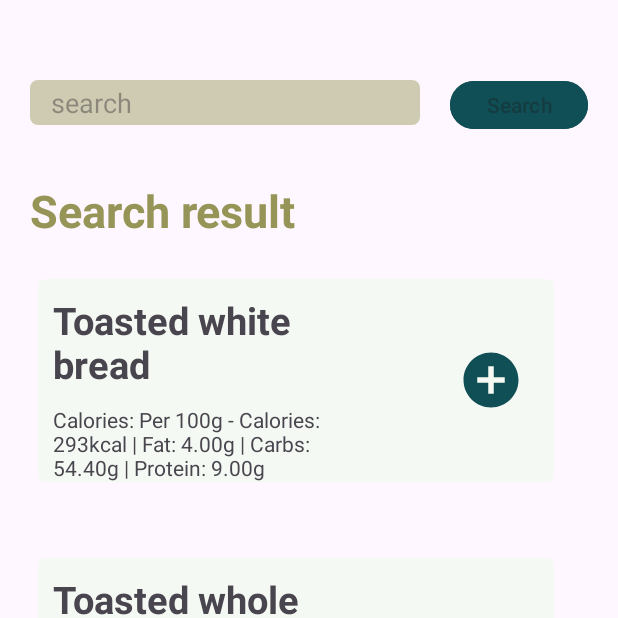
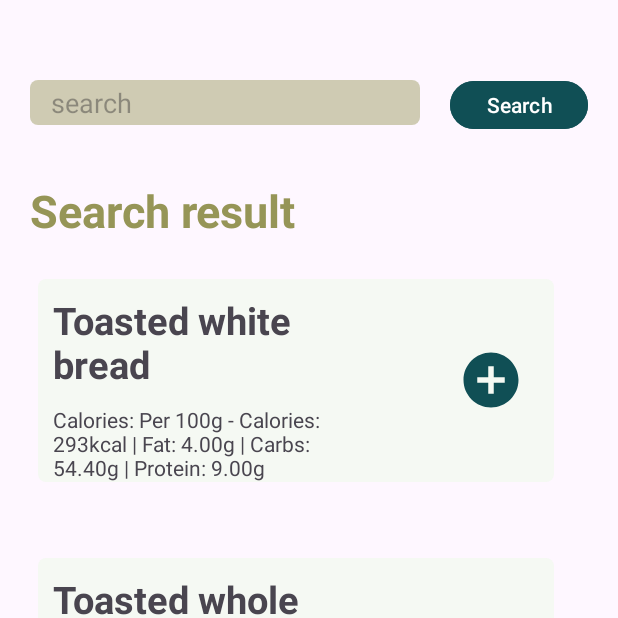
Before and after one commit to quin-baebler/FoodHub, an Android app: the fragment AddFood placed in its activity, on a phone screen of 412 x 824 dp, the top half of it. Run offline under Robolectric (Android 15) with nearby library versions, the phone set to English and light mode, and no system bars; our stand-ins replace Volley; network calls fail.

```diff
--- a/app/src/main/java/edu/uw/ischool/xyou/foodhub/logger/LoggerFragment.kt
+++ b/app/src/main/java/edu/uw/ischool/xyou/foodhub/logger/LoggerFragment.kt
@@ -37,7 +37,10 @@ private const val ARG_PARAM2 = "param2"
  * create an instance of this fragment.
  */
 class LoggerFragment : Fragment() {
-    private val BASE_URL = "https://foodhub-backend.azurewebsites.net/api"
+    private val BASE_URL = "https://foodhub-backend.azurewebsites.net/api/"
+
+    private var logInfo : Logger = Logger("", 0, listOf(), listOf())
+    private val viewLog = ViewLog()
 
     override fun onCreate(savedInstanceState: Bundle?) {
         super.onCreate(savedInstanceState)
@@ -59,23 +62,20 @@ class LoggerFragment : Fragment() {
     private fun setUpCards(view: View) {
         lifecycleScope.launch {
             try {
-                val logInfo = fetchLoggerData()
+                logInfo = fetchLoggerData()
                 Log.i("PLS", logInfo.toString())
-            } catch (e: Exception) {
-                Log.e("ERROR", "Failed to fetch data", e)
-            }
+
+                val calPerMeal = logInfo.mealInfo
+                val calories = arrayOf(R.id.breakfast_cal, R.id.lunch_cal, R.id.snack_cal, R.id.dinner_cal)
+
+                for (i in calories.indices) {
+                    val mealCal = view.findViewById<TextView>(calories[i])
+                    mealCal.text = "Total calories: ${calPerMeal.get(i)?.mealCal} cal"
                 }
 
                 // there has to be a better way to do this
-        val meal = arrayOf("breakfast", "lunch", "dinner", "snack")
-        val calories = arrayOf(R.id.breakfast_cal, R.id.lunch_cal, R.id.snack_cal, R.id.dinner_cal)
                 val btns = arrayOf(R.id.breakfast_btn, R.id.lunch_btn, R.id.snack_btn, R.id.dinner_btn)
                 val cards = arrayOf(R.id.breakfast_card, R.id.lunch_card, R.id.snack_card, R.id.dinner_card)
-
-        for (i in calories.indices) {
-            val mealCal = view.findViewById<TextView>(calories[i])
-
-        }
 
                 for (btn in btns.indices) {
                     val addBtn = view.findViewById<android.widget.Button>(btns[btn])
@@ -84,17 +84,29 @@ class LoggerFragment : Fragment() {
                     }
                 }
 
-        for (i in cards.indices) {
-            val card = view.findViewById<LinearLayout>(cards[i])
+                val meal = arrayOf("breakfast", "lunch", "dinner", "snack")
+                val bundle = Bundle()
+                for (j in cards.indices) {
+                    bundle.putString("meal", meal[j])
+                    bundle.putString("mealInfo", logInfo.mealInfo[j].toString())
+
+                    Log.i("ALMOST", "test param: ${meal[j]} and info: ${logInfo.mealInfo[j]}")
+
+                    val card = view.findViewById<LinearLayout>(cards[j])
                     card.setOnClickListener {
+                        viewLog.arguments = bundle
                         activity?.supportFragmentManager?.beginTransaction()?.replace(R.id.container, ViewLog())?.commit()
+                    }
+                }
+            } catch (e: Exception) {
+                Log.e("ERROR", "Failed to fetch data", e)
             }
         }
 
     }
 
     private suspend fun fetchLoggerData(): Logger {
-        val url = "${BASE_URL}logger?username=janedoe"
+        val url = "${BASE_URL}logger?username=alicesmith"
         val completableDeferred = CompletableDeferred<Logger>()
 
         val request = JsonObjectRequest(
--- a/app/src/main/java/edu/uw/ischool/xyou/foodhub/logger/ViewLog.kt
+++ b/app/src/main/java/edu/uw/ischool/xyou/foodhub/logger/ViewLog.kt
@@ -51,6 +51,11 @@ class ViewLog: Fragment() {
     override fun onViewCreated(view: View, savedInstanceState: Bundle?) {
         super.onViewCreated(view, savedInstanceState)
 
+        val mealName = arguments?.getString("meal")
+        val info = arguments?.getString("mealInfo")
+
+        Log.i("ALMOST", "test param: ${mealName} and info: ${info}")
+
         val itemsView = view.findViewById<ListView>(R.id.logged_items)
 
         val breakfast = listOf<ArrayList<String>>(arrayListOf("egg", "10"), arrayListOf("mushroom", "30"), arrayListOf("chicken", "195"))
--- a/app/src/main/res/layout/fragment_add_food.xml
+++ b/app/src/main/res/layout/fragment_add_food.xml
@@ -27,8 +27,7 @@
             android:text="Search"
             android:layout_marginTop="50dp"
             android:layout_marginStart="20dp"
-            android:backgroundTint="@color/dark_green"
-            android:enabled="false"/>
+            android:backgroundTint="@color/dark_green" />
     </LinearLayout>
 
     <LinearLayout
```
Also changed, not shown: app/src/main/java/edu/uw/ischool/xyou/foodhub/data/Logger.kt (+18 -3 lines), app/src/main/java/edu/uw/ischool/xyou/foodhub/utils/JsonParser.kt (+49 -23 lines). Lines whose indentation alone changed are shown as unchanged.
